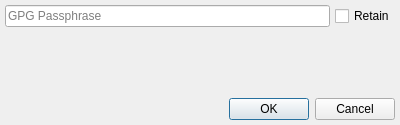
Qt form branches/trunk/UI/spot-on-gpg-passphrase.ui (textbrowser/spot-on) before a commit.
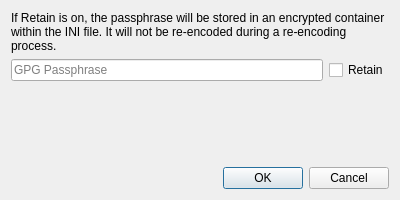
The same form after that commit. Icons and pictures are not drawn.

Commit message: Documentation and default layouts.

Diff of the .ui file:
```diff
--- a/branches/trunk/UI/spot-on-gpg-passphrase.ui
+++ b/branches/trunk/UI/spot-on-gpg-passphrase.ui
@@ -7,7 +7,7 @@
     <x>0</x>
     <y>0</y>
     <width>400</width>
-    <height>125</height>
+    <height>200</height>
    </rect>
   </property>
   <property name="windowIcon">
@@ -15,26 +15,18 @@
     <normaloff>:/Logo/spot-on-logo.png</normaloff>:/Logo/spot-on-logo.png</iconset>
   </property>
   <layout class="QVBoxLayout" name="verticalLayout">
-   <property name="spacing">
-    <number>5</number>
-   </property>
-   <property name="leftMargin">
-    <number>5</number>
-   </property>
-   <property name="topMargin">
-    <number>5</number>
-   </property>
-   <property name="rightMargin">
-    <number>5</number>
-   </property>
-   <property name="bottomMargin">
-    <number>5</number>
-   </property>
+   <item>
+    <widget class="QLabel" name="label">
+     <property name="text">
+      <string>If Retain is on, the passphrase will be stored in an encrypted container within the INI file. It will not be re-encoded during a re-encoding process.</string>
+     </property>
+     <property name="wordWrap">
+      <bool>true</bool>
+     </property>
+    </widget>
+   </item>
    <item>
     <layout class="QGridLayout" name="gridLayout">
-     <property name="spacing">
-      <number>5</number>
-     </property>
      <item row="0" column="0">
       <widget class="QLineEdit" name="passphrase">
        <property name="echoMode">
```
The commit also changes 1 other file.
